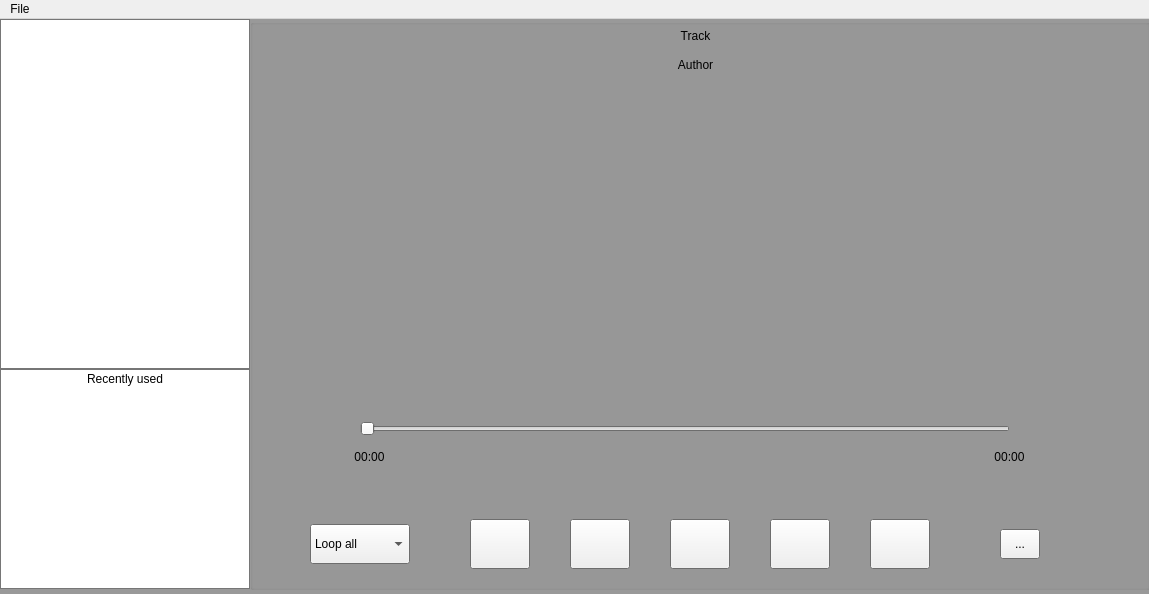
The window that app/src/mainwindow.ui (NazarWild/-uamp) describes before a commit, drawn with Qt 5.
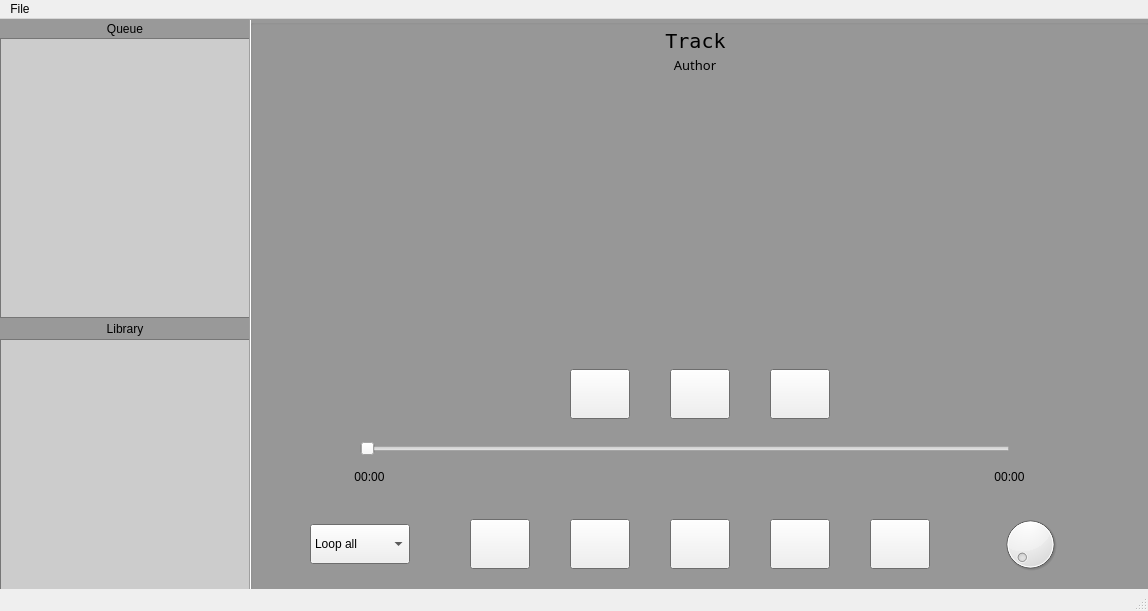
The same window after the commit.

The edit to the form file:
```diff
--- a/app/src/mainwindow.ui
+++ b/app/src/mainwindow.ui
@@ -6,25 +6,10 @@
    <rect>
     <x>0</x>
     <y>0</y>
-    <width>1149</width>
-    <height>594</height>
+    <width>1148</width>
+    <height>611</height>
    </rect>
   </property>
-  <property name="sizePolicy">
-   <sizepolicy hsizetype="Preferred" vsizetype="Preferred">
-    <horstretch>0</horstretch>
-    <verstretch>0</verstretch>
-   </sizepolicy>
-  </property>
-  <property name="minimumSize">
-   <size>
-    <width>650</width>
-    <height>300</height>
-   </size>
-  </property>
-  <property name="cursor">
-   <cursorShape>ArrowCursor</cursorShape>
-  </property>
   <property name="acceptDrops">
    <bool>true</bool>
   </property>
@@ -44,9 +29,9 @@
       <colorrole role="Base">
        <brush brushstyle="SolidPattern">
         <color alpha="255">
-         <red>255</red>
-         <green>255</green>
-         <blue>255</blue>
+         <red>204</red>
+         <green>204</green>
+         <blue>204</blue>
         </color>
        </brush>
       </colorrole>
@@ -73,9 +58,9 @@
       <colorrole role="Base">
        <brush brushstyle="SolidPattern">
         <color alpha="255">
-         <red>255</red>
-         <green>255</green>
-         <blue>255</blue>
+         <red>204</red>
+         <green>204</green>
+         <blue>204</blue>
         </color>
        </brush>
       </colorrole>
@@ -139,12 +124,15 @@
     <bool>true</bool>
    </property>
    <widget class="QGroupBox" name="groupBox">
+    <property name="enabled">
+     <bool>true</bool>
+    </property>
     <property name="geometry">
      <rect>
       <x>250</x>
       <y>0</y>
       <width>900</width>
-      <height>571</height>
+      <height>591</height>
      </rect>
     </property>
     <property name="title">
@@ -153,12 +141,18 @@
     <widget class="QLabel" name="trackName">
      <property name="geometry">
       <rect>
-       <x>310</x>
+       <x>245</x>
        <y>10</y>
-       <width>271</width>
+       <width>401</width>
        <height>20</height>
       </rect>
      </property>
+     <property name="font">
+      <font>
+       <family>Andale Mono</family>
+       <pointsize>15</pointsize>
+      </font>
+     </property>
      <property name="text">
       <string>Track</string>
      </property>
@@ -169,12 +163,18 @@
     <widget class="QLabel" name="authorName">
      <property name="geometry">
       <rect>
-       <x>280</x>
+       <x>245</x>
        <y>30</y>
-       <width>331</width>
+       <width>400</width>
        <height>31</height>
       </rect>
      </property>
+     <property name="font">
+      <font>
+       <family>Apple Braille</family>
+       <pointsize>10</pointsize>
+      </font>
+     </property>
      <property name="text">
       <string>Author</string>
      </property>
@@ -185,10 +185,10 @@
     <widget class="QLabel" name="albumImage">
      <property name="geometry">
       <rect>
-       <x>245</x>
+       <x>300</x>
        <y>70</y>
-       <width>401</width>
-       <height>311</height>
+       <width>300</width>
+       <height>250</height>
       </rect>
      </property>
      <property name="text">
@@ -202,11 +202,75 @@
      <property name="geometry">
       <rect>
        <x>110</x>
-       <y>400</y>
+       <y>420</y>
        <width>650</width>
        <height>20</height>
       </rect>
      </property>
+     <property name="palette">
+      <palette>
+       <active>
+        <colorrole role="Base">
+         <brush brushstyle="SolidPattern">
+          <color alpha="255">
+           <red>255</red>
+           <green>255</green>
+           <blue>255</blue>
+          </color>
+         </brush>
+        </colorrole>
+        <colorrole role="Window">
+         <brush brushstyle="SolidPattern">
+          <color alpha="255">
+           <red>230</red>
+           <green>230</green>
+           <blue>230</blue>
+          </color>
+         </brush>
+        </colorrole>
+       </active>
+       <inactive>
+        <colorrole role="Base">
+         <brush brushstyle="SolidPattern">
+          <color alpha="255">
+           <red>255</red>
+           <green>255</green>
+           <blue>255</blue>
+          </color>
+         </brush>
+        </colorrole>
+        <colorrole role="Window">
+         <brush brushstyle="SolidPattern">
+          <color alpha="255">
+           <red>230</red>
+           <green>230</green>
+           <blue>230</blue>
+          </color>
+         </brush>
+        </colorrole>
+       </inactive>
+       <disabled>
+        <colorrole role="Base">
+         <brush brushstyle="SolidPattern">
+          <color alpha="255">
+           <red>230</red>
+           <green>230</green>
+           <blue>230</blue>
+          </color>
+         </brush>
+        </colorrole>
+        <colorrole role="Window">
+         <brush brushstyle="SolidPattern">
+          <color alpha="255">
+           <red>230</red>
+           <green>230</green>
+           <blue>230</blue>
+          </color>
+         </brush>
+        </colorrole>
+       </disabled>
+      </palette>
+     </property>
      <property name="maximum">
       <number>99</number>
      </property>
@@ -230,7 +294,7 @@
      <property name="geometry">
       <rect>
        <x>90</x>
-       <y>430</y>
+       <y>450</y>
        <width>59</width>
        <height>16</height>
       </rect>
@@ -246,7 +310,7 @@
      <property name="geometry">
       <rect>
        <x>730</x>
-       <y>430</y>
+       <y>450</y>
        <width>59</width>
        <height>16</height>
       </rect>
@@ -348,37 +412,73 @@
       </property>
      </item>
     </widget>
-    <widget class="QToolButton" name="toolButton">
+    <widget class="QPushButton" name="favorite">
+     <property name="geometry">
+      <rect>
+       <x>420</x>
+       <y>350</y>
+       <width>60</width>
+       <height>50</height>
+      </rect>
+     </property>
+     <property name="text">
+      <string/>
+     </property>
+    </widget>
+    <widget class="QPushButton" name="info">
+     <property name="geometry">
+      <rect>
+       <x>520</x>
+       <y>350</y>
+       <width>60</width>
+       <height>50</height>
+      </rect>
+     </property>
+     <property name="text">
+      <string/>
+     </property>
+    </widget>
+    <widget class="QPushButton" name="playlists">
+     <property name="geometry">
+      <rect>
+       <x>320</x>
+       <y>350</y>
+       <width>60</width>
+       <height>50</height>
+      </rect>
+     </property>
+     <property name="text">
+      <string/>
+     </property>
+    </widget>
+    <widget class="QDial" name="dial">
      <property name="geometry">
       <rect>
        <x>750</x>
-       <y>510</y>
-       <width>40</width>
-       <height>30</height>
+       <y>495</y>
+       <width>60</width>
+       <height>60</height>
       </rect>
      </property>
-     <property name="text">
-      <string>...</string>
-     </property>
     </widget>
    </widget>
+   <widget class="QTreeView" name="treeView_1">
+    <property name="geometry">
+     <rect>
+      <x>0</x>
+      <y>19</y>
+      <width>250</width>
+      <height>280</height>
+     </rect>
+    </property>
+   </widget>
    <widget class="QTreeView" name="treeView">
     <property name="geometry">
      <rect>
       <x>0</x>
-      <y>0</y>
+      <y>320</y>
       <width>250</width>
-      <height>350</height>
-     </rect>
-    </property>
-   </widget>
-   <widget class="QTreeView" name="treeView_2">
-    <property name="geometry">
-     <rect>
-      <x>0</x>
-      <y>350</y>
-      <width>250</width>
-      <height>220</height>
+      <height>265</height>
      </rect>
     </property>
    </widget>
@@ -386,25 +486,54 @@
     <property name="geometry">
      <rect>
       <x>0</x>
-      <y>350</y>
+      <y>300</y>
       <width>250</width>
       <height>20</height>
      </rect>
     </property>
     <property name="text">
-     <string>Recently used</string>
+     <string>Library</string>
     </property>
     <property name="alignment">
      <set>Qt::AlignCenter</set>
     </property>
    </widget>
+   <widget class="QLabel" name="label_2">
+    <property name="geometry">
+     <rect>
+      <x>0</x>
+      <y>0</y>
+      <width>250</width>
+      <height>20</height>
+     </rect>
+    </property>
+    <property name="text">
+     <string>Queue</string>
+    </property>
+    <property name="alignment">
+     <set>Qt::AlignCenter</set>
+    </property>
+   </widget>
+   <widget class="Line" name="line_3">
+    <property name="geometry">
+     <rect>
+      <x>240</x>
+      <y>0</y>
+      <width>20</width>
+      <height>591</height>
+     </rect>
+    </property>
+    <property name="orientation">
+     <enum>Qt::Vertical</enum>
+    </property>
+   </widget>
   </widget>
   <widget class="QMenuBar" name="menuBar">
    <property name="geometry">
     <rect>
      <x>0</x>
      <y>0</y>
-     <width>1149</width>
+     <width>1148</width>
      <height>22</height>
     </rect>
    </property>
@@ -426,6 +555,7 @@
    </widget>
    <addaction name="menuFile"/>
   </widget>
+  <widget class="QStatusBar" name="statusBar"/>
   <action name="actionSave">
    <property name="text">
     <string>Save</string>
```
Left out of the diff: 9 changed lines with no effect on the pictures.
